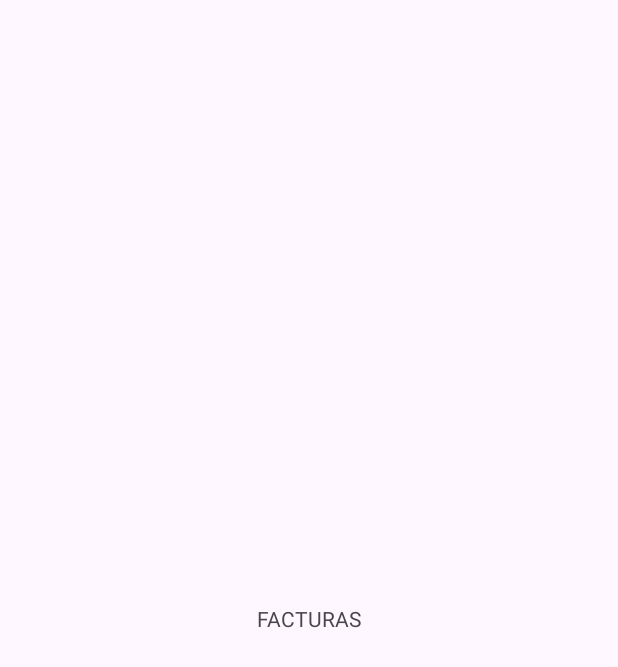
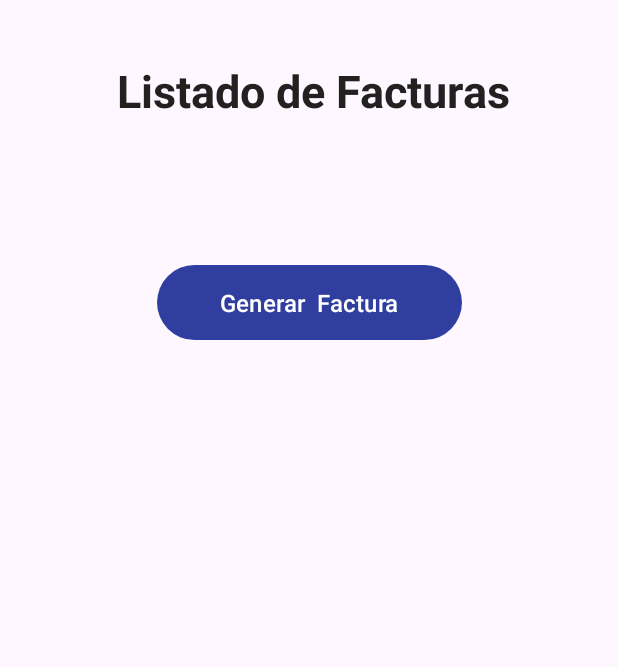
Before and after one commit to Pablo-Espol/POO-P3-G07, an Android app: the MainActivity_FacturaEmpresarial screen opened directly, with no data from a screen before it, on a phone screen of 412 x 824 dp. Before the commit the part shown is almost empty. Shown: the top 667 px of the screen. Run offline under Robolectric (Android 15) with nearby library versions, the phone set to English and light mode, and no system bars.

Commit message:
Iniciando generar facturas

```diff
--- a/app/src/main/res/layout/activity_main_factura_empresarial.xml
+++ b/app/src/main/res/layout/activity_main_factura_empresarial.xml
@@ -9,11 +9,28 @@
 
     <TextView
         android:id="@+id/textView6"
-        android:layout_width="wrap_content"
-        android:layout_height="wrap_content"
-        android:text="FACTURAS"
+        android:layout_width="417dp"
+        android:layout_height="94dp"
+        android:layout_marginTop="40dp"
+        android:text="Listado de Facturas"
+        android:textAlignment="center"
+        android:textColor="#232020"
+        android:textSize="30sp"
+        android:textStyle="bold"
+        app:layout_constraintEnd_toEndOf="parent"
+        app:layout_constraintHorizontal_bias="0.0"
+        app:layout_constraintStart_toStartOf="parent"
+        app:layout_constraintTop_toTopOf="parent" />
+
+    <Button
+        android:id="@+id/button3"
+        android:layout_width="203dp"
+        android:layout_height="58dp"
+        android:text="Generar  Factura"
+        android:textSize="16sp"
         app:layout_constraintBottom_toBottomOf="parent"
         app:layout_constraintEnd_toEndOf="parent"
         app:layout_constraintStart_toStartOf="parent"
-        app:layout_constraintTop_toTopOf="parent" />
+        app:layout_constraintTop_toTopOf="parent"
+        app:layout_constraintVertical_bias="0.225" />
 </androidx.constraintlayout.widget.ConstraintLayout>
```
Also changed, not shown: app/src/main/res/layout/item_generar_facturas.xml (added, +55 -0 lines), app/src/main/java/com/espol/tecnicentro/Andrea/MainActivity_FacturaEmpresarial.java (line endings or trailing spaces).
